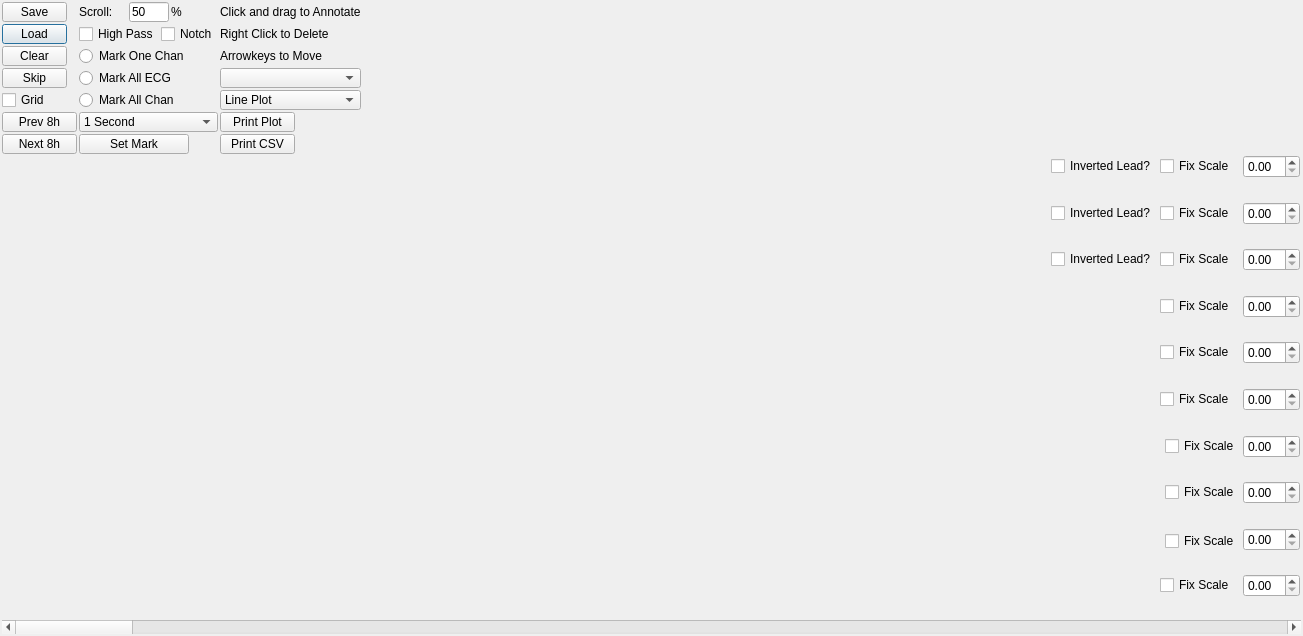
Old version of the form source/deep_entropy_x/noise_marking_gui/noise_marking_gui.ui in the repository MiraWelner/QTVI.
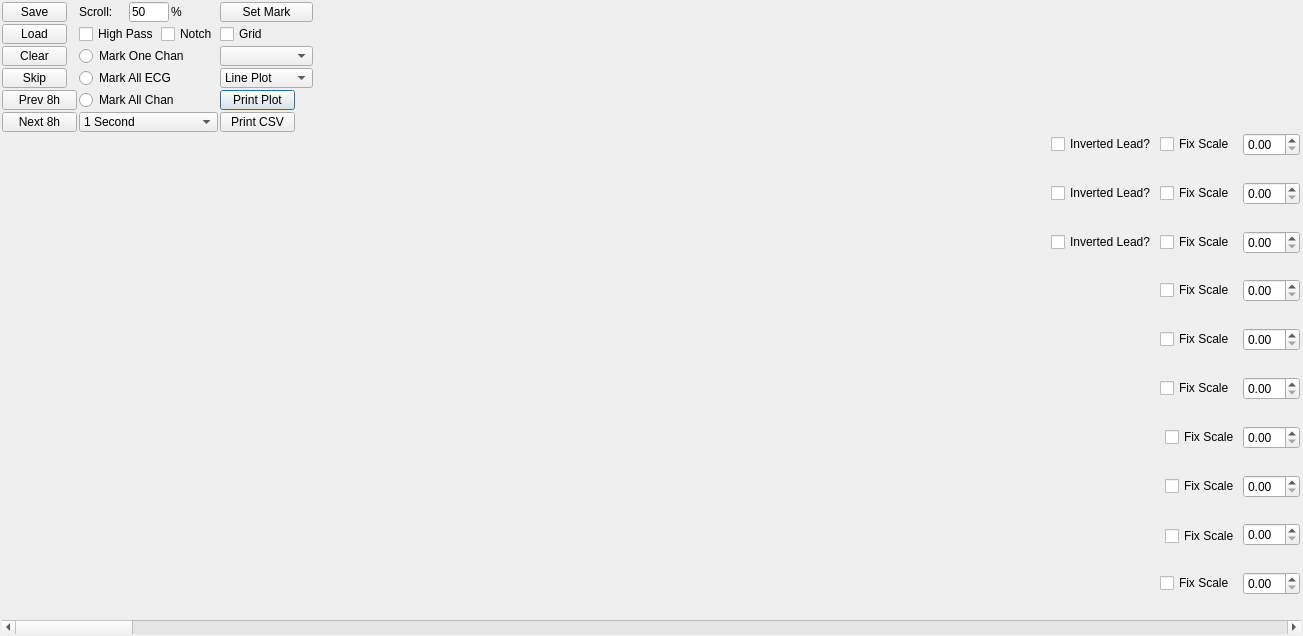
New version of the form. Custom widgets are drawn as their Qt base class.

Diff of the .ui file:
```diff
--- a/source/deep_entropy_x/noise_marking_gui/noise_marking_gui.ui
+++ b/source/deep_entropy_x/noise_marking_gui/noise_marking_gui.ui
@@ -45,6 +45,257 @@
        <property name="spacing">
         <number>2</number>
        </property>
+       <item row="4" column="2">
+        <widget class="QPushButton" name="save_current_plot">
+         <property name="minimumSize">
+          <size>
+           <width>0</width>
+           <height>10</height>
+          </size>
+         </property>
+         <property name="maximumSize">
+          <size>
+           <width>75</width>
+           <height>20</height>
+          </size>
+         </property>
+         <property name="text">
+          <string>Print Plot</string>
+         </property>
+        </widget>
+       </item>
+       <item row="1" column="2">
+        <widget class="QCheckBox" name="show_grid_check">
+         <property name="minimumSize">
+          <size>
+           <width>0</width>
+           <height>10</height>
+          </size>
+         </property>
+         <property name="maximumSize">
+          <size>
+           <width>65</width>
+           <height>20</height>
+          </size>
+         </property>
+         <property name="text">
+          <string>Grid</string>
+         </property>
+        </widget>
+       </item>
+       <item row="3" column="1">
+        <widget class="QRadioButton" name="mark_ecg">
+         <property name="minimumSize">
+          <size>
+           <width>0</width>
+           <height>10</height>
+          </size>
+         </property>
+         <property name="text">
+          <string>Mark All ECG</string>
+         </property>
+         <attribute name="buttonGroup">
+          <string notr="true">buttonGroup</string>
+         </attribute>
+        </widget>
+       </item>
+       <item row="2" column="2">
+        <widget class="QComboBox" name="marking_type">
+         <property name="sizePolicy">
+          <sizepolicy hsizetype="Preferred" vsizetype="Ignored">
+           <horstretch>0</horstretch>
+           <verstretch>0</verstretch>
+          </sizepolicy>
+         </property>
+         <property name="minimumSize">
+          <size>
+           <width>0</width>
+           <height>10</height>
+          </size>
+         </property>
+         <property name="maximumSize">
+          <size>
+           <width>150</width>
+           <height>25</height>
+          </size>
+         </property>
+        </widget>
+       </item>
+       <item row="3" column="2">
+        <widget class="QComboBox" name="scatter_line">
+         <property name="minimumSize">
+          <size>
+           <width>0</width>
+           <height>10</height>
+          </size>
+         </property>
+         <property name="maximumSize">
+          <size>
+           <width>16777215</width>
+           <height>20</height>
+          </size>
+         </property>
+         <item>
+          <property name="text">
+           <string>Line Plot</string>
+          </property>
+         </item>
+         <item>
+          <property name="text">
+           <string>Scatter Plot</string>
+          </property>
+         </item>
+        </widget>
+       </item>
+       <item row="5" column="0">
+        <widget class="QPushButton" name="next8hours">
+         <property name="minimumSize">
+          <size>
+           <width>0</width>
+           <height>10</height>
+          </size>
+         </property>
+         <property name="maximumSize">
+          <size>
+           <width>75</width>
+           <height>20</height>
+          </size>
+         </property>
+         <property name="text">
+          <string>Next 8h</string>
+         </property>
+        </widget>
+       </item>
+       <item row="5" column="2">
+        <widget class="QPushButton" name="save_current_csv">
+         <property name="minimumSize">
+          <size>
+           <width>0</width>
+           <height>10</height>
+          </size>
+         </property>
+         <property name="maximumSize">
+          <size>
+           <width>75</width>
+           <height>20</height>
+          </size>
+         </property>
+         <property name="sizeIncrement">
+          <size>
+           <width>75</width>
+           <height>20</height>
+          </size>
+         </property>
+         <property name="text">
+          <string>Print CSV</string>
+         </property>
+        </widget>
+       </item>
+       <item row="0" column="2">
+        <widget class="QPushButton" name="make_annotation">
+         <property name="minimumSize">
+          <size>
+           <width>0</width>
+           <height>10</height>
+          </size>
+         </property>
+         <property name="maximumSize">
+          <size>
+           <width>110</width>
+           <height>20</height>
+          </size>
+         </property>
+         <property name="text">
+          <string>Set Mark</string>
+         </property>
+        </widget>
+       </item>
+       <item row="2" column="0">
+        <widget class="QPushButton" name="clearall_button">
+         <property name="minimumSize">
+          <size>
+           <width>0</width>
+           <height>10</height>
+          </size>
+         </property>
+         <property name="maximumSize">
+          <size>
+           <width>65</width>
+           <height>20</height>
+          </size>
+         </property>
+         <property name="text">
+          <string>Clear</string>
+         </property>
+        </widget>
+       </item>
+       <item row="5" column="1">
+        <widget class="QComboBox" name="window_length_selector">
+         <property name="minimumSize">
+          <size>
+           <width>0</width>
+           <height>10</height>
+          </size>
+         </property>
+         <property name="maximumSize">
+          <size>
+           <width>16777215</width>
+           <height>20</height>
+          </size>
+         </property>
+         <item>
+          <property name="text">
+           <string>1 Second</string>
+          </property>
+         </item>
+         <item>
+          <property name="text">
+           <string>3 Second</string>
+          </property>
+         </item>
+         <item>
+          <property name="text">
+           <string>10 Seconds</string>
+          </property>
+         </item>
+         <item>
+          <property name="text">
+           <string>30 Seconds</string>
+          </property>
+         </item>
+         <item>
+          <property name="text">
+           <string>1 Minute</string>
+          </property>
+         </item>
+         <item>
+          <property name="text">
+           <string>2 Minutes</string>
+          </property>
+         </item>
+         <item>
+          <property name="text">
+           <string>5 Minutes</string>
+          </property>
+         </item>
+        </widget>
+       </item>
+       <item row="4" column="1">
+        <widget class="QRadioButton" name="mark_all_chan">
+         <property name="minimumSize">
+          <size>
+           <width>0</width>
+           <height>10</height>
+          </size>
+         </property>
+         <property name="text">
+          <string>Mark All Chan</string>
+         </property>
+         <attribute name="buttonGroup">
+          <string notr="true">buttonGroup</string>
+         </attribute>
+        </widget>
+       </item>
        <item row="0" column="1">
         <layout class="QHBoxLayout" name="horizontalLayout">
          <item>
@@ -108,8 +359,8 @@
          </item>
         </layout>
        </item>
-       <item row="4" column="2">
-        <widget class="QComboBox" name="scatter_line">
+       <item row="4" column="0">
+        <widget class="QPushButton" name="prev8hours">
          <property name="minimumSize">
           <size>
            <width>0</width>
@@ -118,20 +369,13 @@
          </property>
          <property name="maximumSize">
           <size>
-           <width>16777215</width>
+           <width>75</width>
            <height>20</height>
           </size>
          </property>
-         <item>
-          <property name="text">
-           <string>Line Plot</string>
-          </property>
-         </item>
-         <item>
-          <property name="text">
-           <string>Scatter Plot</string>
-          </property>
-         </item>
+         <property name="text">
+          <string>Prev 8h</string>
+         </property>
         </widget>
        </item>
        <item row="2" column="1">
@@ -150,210 +394,6 @@
          </attribute>
         </widget>
        </item>
-       <item row="1" column="2">
-        <widget class="QLabel" name="label_3">
-         <property name="minimumSize">
-          <size>
-           <width>0</width>
-           <height>10</height>
-          </size>
-         </property>
-         <property name="text">
-          <string>Right Click to Delete</string>
-         </property>
-        </widget>
-       </item>
-       <item row="5" column="1">
-        <widget class="QComboBox" name="window_length_selector">
-         <property name="minimumSize">
-          <size>
-           <width>0</width>
-           <height>10</height>
-          </size>
-         </property>
-         <property name="maximumSize">
-          <size>
-           <width>16777215</width>
-           <height>20</height>
-          </size>
-         </property>
-         <item>
-          <property name="text">
-           <string>1 Second</string>
-          </property>
-         </item>
-         <item>
-          <property name="text">
-           <string>3 Second</string>
-          </property>
-         </item>
-         <item>
-          <property name="text">
-           <string>10 Seconds</string>
-          </property>
-         </item>
-         <item>
-          <property name="text">
-           <string>30 Seconds</string>
-          </property>
-         </item>
-         <item>
-          <property name="text">
-           <string>1 Minute</string>
-          </property>
-         </item>
-         <item>
-          <property name="text">
-           <string>2 Minutes</string>
-          </property>
-         </item>
-         <item>
-          <property name="text">
-           <string>5 Minutes</string>
-          </property>
-         </item>
-        </widget>
-       </item>
-       <item row="1" column="0">
-        <widget class="QPushButton" name="browse_file_button">
-         <property name="minimumSize">
-          <size>
-           <width>0</width>
-           <height>10</height>
-          </size>
-         </property>
-         <property name="maximumSize">
-          <size>
-           <width>65</width>
-           <height>20</height>
-          </size>
-         </property>
-         <property name="text">
-          <string>Load</string>
-         </property>
-        </widget>
-       </item>
-       <item row="2" column="2">
-        <widget class="QLabel" name="label_4">
-         <property name="minimumSize">
-          <size>
-           <width>0</width>
-           <height>10</height>
-          </size>
-         </property>
-         <property name="text">
-          <string>Arrowkeys to Move</string>
-         </property>
-        </widget>
-       </item>
-       <item row="4" column="1">
-        <widget class="QRadioButton" name="mark_all_chan">
-         <property name="minimumSize">
-          <size>
-           <width>0</width>
-           <height>10</height>
-          </size>
-         </property>
-         <property name="text">
-          <string>Mark All Chan</string>
-         </property>
-         <attribute name="buttonGroup">
-          <string notr="true">buttonGroup</string>
-         </attribute>
-        </widget>
-       </item>
-       <item row="3" column="1">
-        <widget class="QRadioButton" name="mark_ecg">
-         <property name="minimumSize">
-          <size>
-           <width>0</width>
-           <height>10</height>
-          </size>
-         </property>
-         <property name="text">
-          <string>Mark All ECG</string>
-         </property>
-         <attribute name="buttonGroup">
-          <string notr="true">buttonGroup</string>
-         </attribute>
-        </widget>
-       </item>
-       <item row="2" column="0">
-        <widget class="QPushButton" name="clearall_button">
-         <property name="minimumSize">
-          <size>
-           <width>0</width>
-           <height>10</height>
-          </size>
-         </property>
-         <property name="maximumSize">
-          <size>
-           <width>65</width>
-           <height>20</height>
-          </size>
-         </property>
-         <property name="text">
-          <string>Clear</string>
-         </property>
-        </widget>
-       </item>
-       <item row="3" column="0">
-        <widget class="QPushButton" name="skip_button">
-         <property name="sizePolicy">
-          <sizepolicy hsizetype="Minimum" vsizetype="Minimum">
-           <horstretch>0</horstretch>
-           <verstretch>0</verstretch>
-          </sizepolicy>
-         </property>
-         <property name="minimumSize">
-          <size>
-           <width>0</width>
-           <height>10</height>
-          </size>
-         </property>
-         <property name="maximumSize">
-          <size>
-           <width>65</width>
-           <height>20</height>
-          </size>
-         </property>
-         <property name="text">
-          <string>Skip</string>
-         </property>
-        </widget>
-       </item>
-       <item row="0" column="2">
-        <widget class="QLabel" name="label">
-         <property name="minimumSize">
-          <size>
-           <width>0</width>
-           <height>10</height>
-          </size>
-         </property>
-         <property name="text">
-          <string>Click and drag to Annotate</string>
-         </property>
-        </widget>
-       </item>
-       <item row="6" column="1">
-        <widget class="QPushButton" name="make_annotation">
-         <property name="minimumSize">
-          <size>
-           <width>0</width>
-           <height>10</height>
-          </size>
-         </property>
-         <property name="maximumSize">
-          <size>
-           <width>110</width>
-           <height>20</height>
-          </size>
-         </property>
-         <property name="text">
-          <string>Set Mark</string>
-         </property>
-        </widget>
-       </item>
        <item row="1" column="1">
         <layout class="QHBoxLayout" name="horizontalLayout_2">
          <item>
@@ -384,86 +424,10 @@
          </item>
         </layout>
        </item>
-       <item row="5" column="2">
-        <widget class="QPushButton" name="save_current_plot">
-         <property name="minimumSize">
-          <size>
-           <width>0</width>
-           <height>10</height>
-          </size>
-         </property>
-         <property name="maximumSize">
-          <size>
-           <width>75</width>
-           <height>20</height>
-          </size>
-         </property>
-         <property name="text">
-          <string>Print Plot</string>
-         </property>
-        </widget>
-       </item>
-       <item row="5" column="0">
-        <widget class="QPushButton" name="prev8hours">
-         <property name="minimumSize">
-          <size>
-           <width>0</width>
-           <height>10</height>
-          </size>
-         </property>
-         <property name="maximumSize">
-          <size>
-           <width>75</width>
-           <height>20</height>
-          </size>
-         </property>
-         <property name="text">
-          <string>Prev 8h</string>
-         </property>
-        </widget>
-       </item>
-       <item row="4" column="0">
-        <widget class="QCheckBox" name="show_grid_check">
-         <property name="minimumSize">
-          <size>
-           <width>0</width>
-           <height>10</height>
-          </size>
-         </property>
-         <property name="maximumSize">
-          <size>
-           <width>65</width>
-           <height>20</height>
-          </size>
-         </property>
-         <property name="text">
-          <string>Grid</string>
-         </property>
-        </widget>
-       </item>
-       <item row="6" column="0">
-        <widget class="QPushButton" name="next8hours">
-         <property name="minimumSize">
-          <size>
-           <width>0</width>
-           <height>10</height>
-          </size>
-         </property>
-         <property name="maximumSize">
-          <size>
-           <width>75</width>
-           <height>20</height>
-          </size>
-         </property>
-         <property name="text">
-          <string>Next 8h</string>
-         </property>
-        </widget>
-       </item>
-       <item row="3" column="2">
-        <widget class="QComboBox" name="marking_type">
+       <item row="3" column="0">
+        <widget class="QPushButton" name="skip_button">
          <property name="sizePolicy">
-          <sizepolicy hsizetype="Preferred" vsizetype="Ignored">
+          <sizepolicy hsizetype="Minimum" vsizetype="Minimum">
            <horstretch>0</horstretch>
            <verstretch>0</verstretch>
           </sizepolicy>
@@ -476,9 +440,31 @@
          </property>
          <property name="maximumSize">
           <size>
-           <width>150</width>
-           <height>25</height>
+           <width>65</width>
+           <height>20</height>
           </size>
+         </property>
+         <property name="text">
+          <string>Skip</string>
+         </property>
+        </widget>
+       </item>
+       <item row="1" column="0">
+        <widget class="QPushButton" name="browse_file_button">
+         <property name="minimumSize">
+          <size>
+           <width>0</width>
+           <height>10</height>
+          </size>
+         </property>
+         <property name="maximumSize">
+          <size>
+           <width>65</width>
+           <height>20</height>
+          </size>
+         </property>
+         <property name="text">
+          <string>Load</string>
          </property>
         </widget>
        </item>
@@ -501,31 +487,6 @@
          </property>
         </widget>
        </item>
-       <item row="6" column="2">
-        <widget class="QPushButton" name="save_current_csv">
-         <property name="minimumSize">
-          <size>
-           <width>0</width>
-           <height>10</height>
-          </size>
-         </property>
-         <property name="maximumSize">
-          <size>
-           <width>75</width>
-           <height>20</height>
-          </size>
-         </property>
-         <property name="sizeIncrement">
-          <size>
-           <width>75</width>
-           <height>20</height>
-          </size>
-         </property>
-         <property name="text">
-          <string>Print CSV</string>
-         </property>
-        </widget>
-       </item>
       </layout>
      </item>
      <item>
```
